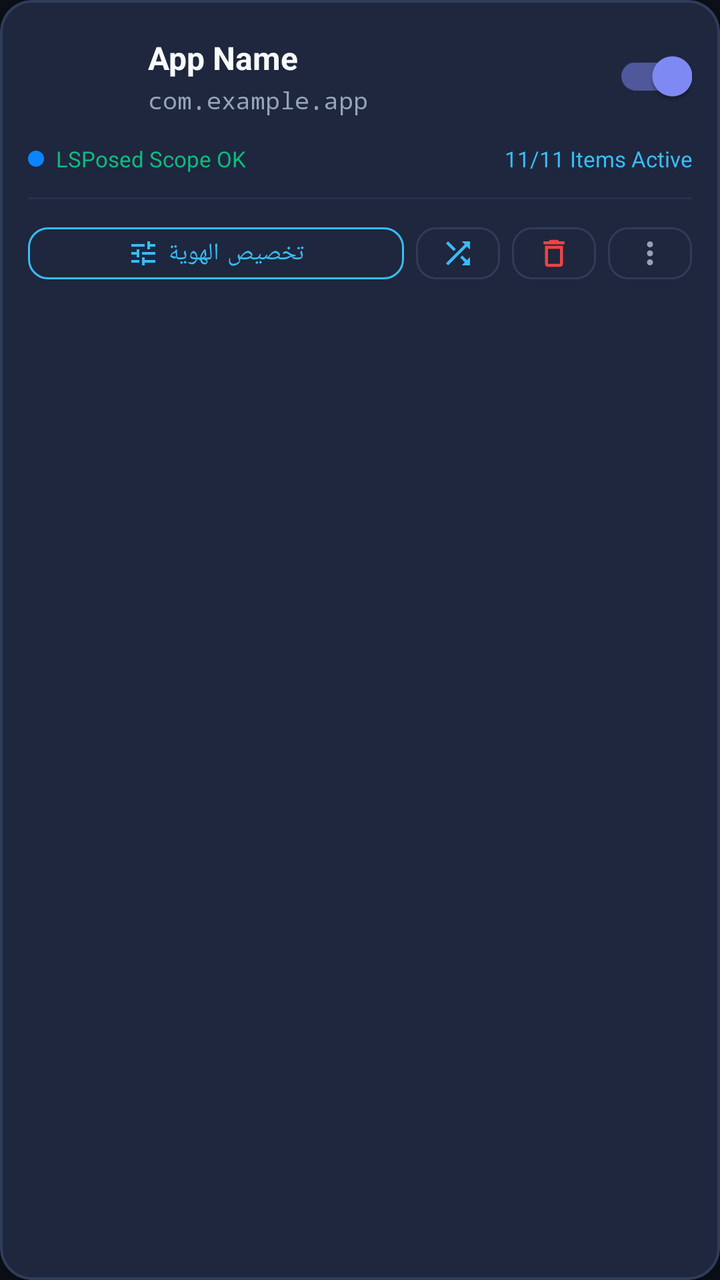
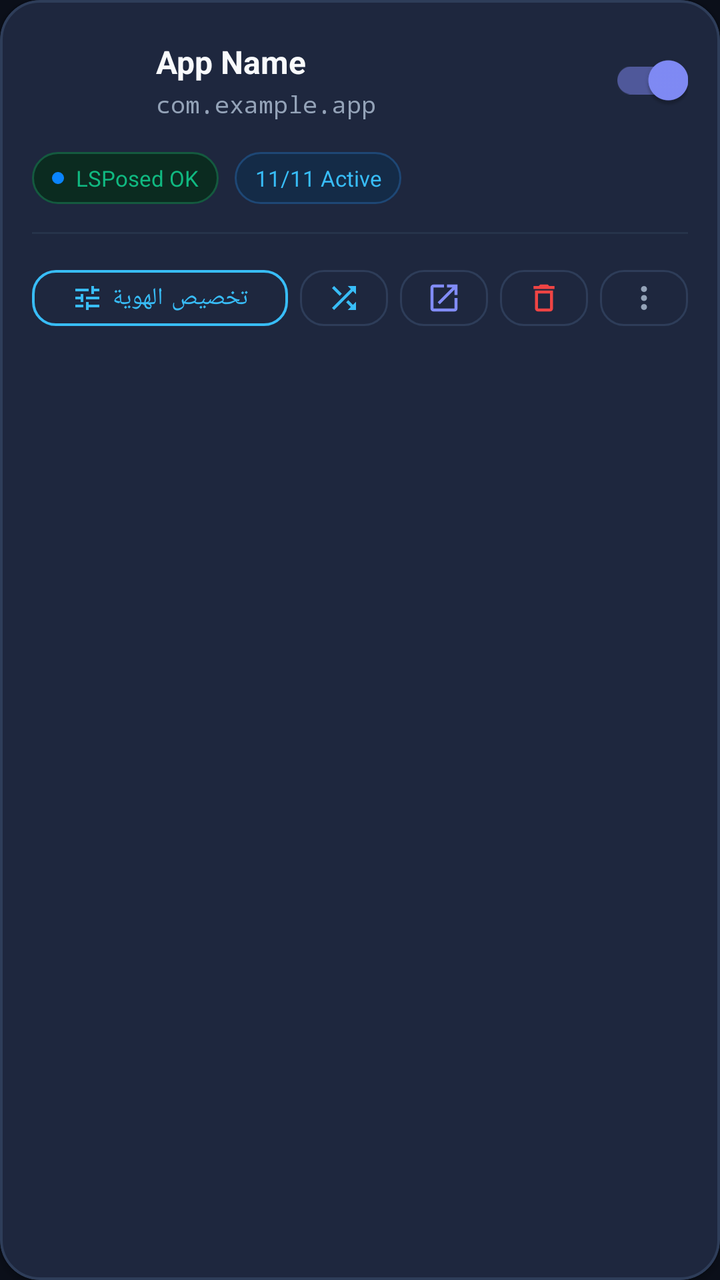

Compare the two renders of this Android layout. The source of the first and the diff that turns it into the second are given below.
<!-- AndroidManifest.xml: application theme Theme.DeviceResetSpoofer -->
<!-- res/layout/item_target_app.xml -->
<?xml version="1.0" encoding="utf-8"?>
<com.google.android.material.card.MaterialCardView
    xmlns:android="http://schemas.android.com/apk/res/android"
    xmlns:app="http://schemas.android.com/apk/res-auto"
    style="@style/Widget.DRS.Card"
    android:layout_width="match_parent"
    android:layout_height="wrap_content"
    android:layout_marginStart="14dp"
    android:layout_marginEnd="14dp"
    android:layout_marginTop="6dp"
    android:layout_marginBottom="6dp"
    app:cardElevation="3dp"
    app:strokeColor="@color/card_stroke"
    app:strokeWidth="1.2dp"
    app:cardCornerRadius="16dp">

    <LinearLayout
        android:layout_width="match_parent"
        android:layout_height="wrap_content"
        android:orientation="vertical"
        android:padding="14dp">

        
        <LinearLayout
            android:layout_width="match_parent"
            android:layout_height="wrap_content"
            android:orientation="horizontal"
            android:gravity="center_vertical">

            <ImageView
                android:id="@+id/iv_app_icon"
                android:layout_width="48dp"
                android:layout_height="48dp"
                android:scaleType="fitCenter"
                android:contentDescription="@string/app_name"
                android:layout_marginEnd="12dp"/>

            <LinearLayout
                android:layout_width="0dp"
                android:layout_height="wrap_content"
                android:layout_weight="1"
                android:orientation="vertical">

                <TextView
                    android:id="@+id/tv_app_name"
                    android:layout_width="match_parent"
                    android:layout_height="wrap_content"
                    android:textColor="@color/text_primary"
                    android:textSize="16sp"
                    android:textStyle="bold"
                    android:maxLines="1"
                    android:ellipsize="end"
                    android:text="App Name"/>

                <TextView
                    android:id="@+id/tv_app_package"
                    android:layout_width="match_parent"
                    android:layout_height="wrap_content"
                    android:textColor="@color/text_secondary"
                    android:textSize="12sp"
                    android:fontFamily="monospace"
                    android:maxLines="1"
                    android:ellipsize="end"
                    android:layout_marginTop="2dp"
                    android:text="com.example.app"/>
            </LinearLayout>

            <com.google.android.material.switchmaterial.SwitchMaterial
                android:id="@+id/switch_spoof_enable"
                android:layout_width="wrap_content"
                android:layout_height="wrap_content"
                android:checked="true"/>
        </LinearLayout>

        
        <LinearLayout
            android:id="@+id/layout_tags_row"
            android:layout_width="match_parent"
            android:layout_height="wrap_content"
            android:orientation="horizontal"
            android:gravity="center_vertical"
            android:layout_marginTop="10dp">

            
            <View
                android:id="@+id/view_scope_dot"
                android:layout_width="8dp"
                android:layout_height="8dp"
                android:background="@drawable/status_dot"
                android:layout_marginEnd="6dp"/>

            <TextView
                android:id="@+id/tv_scope_status"
                android:layout_width="wrap_content"
                android:layout_height="wrap_content"
                android:textColor="@color/accent_green"
                android:textSize="11sp"
                android:text="LSPosed Scope OK"
                android:layout_marginEnd="8dp"/>

            
            <TextView
                android:id="@+id/tv_active_items_summary"
                android:layout_width="0dp"
                android:layout_height="wrap_content"
                android:layout_weight="1"
                android:textColor="@color/primary"
                android:textSize="11sp"
                android:singleLine="true"
                android:ellipsize="end"
                android:gravity="end"
                android:text="11/11 Items Active"/>
        </LinearLayout>

        
        <View
            android:layout_width="match_parent"
            android:layout_height="1dp"
            android:background="@color/divider"
            android:layout_marginTop="12dp"
            android:layout_marginBottom="8dp"/>

        
        <LinearLayout
            android:layout_width="match_parent"
            android:layout_height="wrap_content"
            android:orientation="horizontal"
            android:gravity="center_vertical">

            <com.google.android.material.button.MaterialButton
                android:id="@+id/btn_customize_items"
                style="@style/Widget.MaterialComponents.Button.OutlinedButton"
                android:layout_width="0dp"
                android:layout_height="38dp"
                android:layout_weight="1"
                android:text="@string/customize_spoof"
                android:textSize="12sp"
                android:textColor="@color/primary"
                app:icon="@drawable/ic_tune"
                app:iconTint="@color/primary"
                app:iconSize="16dp"
                app:iconGravity="textStart"
                app:strokeColor="@color/primary"
                app:strokeWidth="1dp"
                app:cornerRadius="10dp"
                android:paddingLeft="8dp"
                android:paddingRight="8dp"
                android:layout_marginEnd="6dp"/>

            <com.google.android.material.button.MaterialButton
                android:id="@+id/btn_quick_random"
                style="@style/Widget.MaterialComponents.Button.OutlinedButton"
                android:layout_width="42dp"
                android:layout_height="38dp"
                app:icon="@drawable/ic_shuffle"
                app:iconTint="@color/primary"
                app:iconSize="18dp"
                app:iconGravity="textStart"
                app:iconPadding="0dp"
                android:padding="0dp"
                app:strokeColor="@color/card_stroke"
                app:strokeWidth="1dp"
                app:cornerRadius="10dp"
                android:contentDescription="@string/randomize_selected"
                android:layout_marginEnd="6dp"/>

            <com.google.android.material.button.MaterialButton
                android:id="@+id/btn_delete_app"
                style="@style/Widget.MaterialComponents.Button.OutlinedButton"
                android:layout_width="42dp"
                android:layout_height="38dp"
                app:icon="@drawable/ic_delete"
                app:iconTint="@color/accent_red"
                app:iconSize="18dp"
                app:iconGravity="textStart"
                app:iconPadding="0dp"
                android:padding="0dp"
                app:strokeColor="@color/card_stroke"
                app:strokeWidth="1dp"
                app:cornerRadius="10dp"
                android:contentDescription="@string/remove_target"
                android:layout_marginEnd="6dp"/>

            <com.google.android.material.button.MaterialButton
                android:id="@+id/btn_more_menu"
                style="@style/Widget.MaterialComponents.Button.OutlinedButton"
                android:layout_width="42dp"
                android:layout_height="38dp"
                app:icon="@drawable/ic_more"
                app:iconTint="@color/text_secondary"
                app:iconSize="18dp"
                app:iconGravity="textStart"
                app:iconPadding="0dp"
                android:padding="0dp"
                app:strokeColor="@color/card_stroke"
                app:strokeWidth="1dp"
                app:cornerRadius="10dp"
                android:contentDescription="Options"/>
        </LinearLayout>

    </LinearLayout>
</com.google.android.material.card.MaterialCardView>
<!-- resources referenced by this layout -->
<resources>
  <color name="accent_green">#10B981</color>
  <color name="accent_red">#EF4444</color>
  <color name="card_stroke">#2E3D59</color>
  <color name="divider">#26334A</color>
  <color name="primary">#38BDF8</color>
  <color name="text_primary">#F8FAFC</color>
  <color name="text_secondary">#94A3B8</color>
  <!-- drawable ic_delete (drawable) -->
  <vector xmlns:android="http://schemas.android.com/apk/res/android"
      android:width="24dp"
      android:height="24dp"
      android:viewportWidth="24"
      android:viewportHeight="24">
      <path
          android:fillColor="#FFFFFFFF"
          android:pathData="M16,9v10H8V9h8m-1.5,-6h-5l-1,1H5v2h14V4h-3.5l-1,-1zM18,7H6v12c0,1.1 0.9,2 2,2h8c1.1,0 2,-0.9 2,-2V7z"/>
  </vector>
  <!-- drawable ic_more (drawable) -->
  <vector xmlns:android="http://schemas.android.com/apk/res/android"
      android:width="24dp"
      android:height="24dp"
      android:viewportWidth="24"
      android:viewportHeight="24">
    <path
        android:fillColor="#FFFFFFFF"
        android:pathData="M12,8c1.1,0 2,-0.9 2,-2s-0.9,-2 -2,-2 -2,0.9 -2,2 0.9,2 2,2zM12,10c-1.1,0 -2,0.9 -2,2s0.9,2 2,2 2,-0.9 2,-2 -0.9,-2 -2,-2zM12,16c-1.1,0 -2,0.9 -2,2s0.9,2 2,2 2,-0.9 2,-2 -0.9,-2 -2,-2z"/>
  </vector>
  <!-- drawable ic_tune (drawable) -->
  <vector xmlns:android="http://schemas.android.com/apk/res/android"
      android:width="24dp"
      android:height="24dp"
      android:viewportWidth="24"
      android:viewportHeight="24">
      <path
          android:fillColor="#FFFFFFFF"
          android:pathData="M3,17v2h6v-2H3zM3,5v2h10V5H3zm10,16v-2h8v-2h-8v-2h-2v6h2zM7,9v2H3v2h4v2h2V9H7zm14,4v-2H11v2h10zm-6,-4h2V7h4V5h-4V3h-2v6z"/>
  </vector>
  <!-- drawable status_dot (drawable) -->
  <?xml version="1.0" encoding="utf-8"?>
  <shape xmlns:android="http://schemas.android.com/apk/res/android"
      android:shape="oval">
      <solid android:color="#FF0A84FF"/>
  </shape>
  <string name="app_name">DeviceReset Spoofer</string>
  <string name="customize_spoof">تخصيص الهوية</string>
  <string name="randomize_selected">توليد المحدد</string>
  <string name="remove_target">إزالة</string>
  <style name="Widget.DRS.Card" parent="Widget.MaterialComponents.CardView">
          <item name="cardBackgroundColor">@color/surface_card</item>
          <item name="cardCornerRadius">16dp</item>
          <item name="cardElevation">2dp</item>
          <item name="strokeColor">@color/card_stroke</item>
          <item name="strokeWidth">1dp</item>
      </style>
  <color name="surface_card">#1E273E</color>
  <color name="primary_dark">#0284C7</color>
  <color name="background">#0B0F19</color>
  <color name="secondary">#818CF8</color>
  <color name="secondary_container">#312E81</color>
  <color name="white">#FFFFFF</color>
  <color name="surface">#151C2C</color>
  <!-- unchanged entries left out for length: 2 -->
</resources>

<!-- the commit's change to res/layout/item_target_app.xml (unified diff, before → after) -->
@@ -2,23 +2,26 @@
 <com.google.android.material.card.MaterialCardView
     xmlns:android="http://schemas.android.com/apk/res/android"
     xmlns:app="http://schemas.android.com/apk/res-auto"
-    style="@style/Widget.DRS.Card"
     android:layout_width="match_parent"
     android:layout_height="wrap_content"
     android:layout_marginStart="14dp"
     android:layout_marginEnd="14dp"
     android:layout_marginTop="6dp"
-    android:layout_marginBottom="6dp"
-    app:cardElevation="3dp"
+    android:layout_marginBottom="8dp"
+    android:clickable="true"
+    android:focusable="true"
+    android:foreground="?android:attr/selectableItemBackground"
+    app:cardBackgroundColor="@color/surface_card"
+    app:cardCornerRadius="20dp"
+    app:cardElevation="2dp"
     app:strokeColor="@color/card_stroke"
-    app:strokeWidth="1.2dp"
-    app:cardCornerRadius="16dp">
+    app:strokeWidth="1.2dp">
 
     <LinearLayout
         android:layout_width="match_parent"
         android:layout_height="wrap_content"
         android:orientation="vertical"
-        android:padding="14dp">
+        android:padding="16dp">
 
         
         <LinearLayout
@@ -33,7 +36,7 @@
                 android:layout_height="48dp"
                 android:scaleType="fitCenter"
                 android:contentDescription="@string/app_name"
-                android:layout_marginEnd="12dp"/>
+                android:layout_marginEnd="14dp"/>
 
             <LinearLayout
                 android:layout_width="0dp"
@@ -79,37 +82,49 @@
             android:layout_height="wrap_content"
             android:orientation="horizontal"
             android:gravity="center_vertical"
-            android:layout_marginTop="10dp">
-
-            
-            <View
-                android:id="@+id/view_scope_dot"
-                android:layout_width="8dp"
-                android:layout_height="8dp"
-                android:background="@drawable/status_dot"
-                android:layout_marginEnd="6dp"/>
-
-            <TextView
-                android:id="@+id/tv_scope_status"
+            android:layout_marginTop="12dp">
+
+            
+            <LinearLayout
+                android:id="@+id/container_scope_badge"
                 android:layout_width="wrap_content"
-                android:layout_height="wrap_content"
-                android:textColor="@color/accent_green"
-                android:textSize="11sp"
-                android:text="LSPosed Scope OK"
-                android:layout_marginEnd="8dp"/>
+                android:layout_height="26dp"
+                android:background="@drawable/bg_badge_pill_green"
+                android:orientation="horizontal"
+                android:gravity="center_vertical"
+                android:paddingStart="10dp"
+                android:paddingEnd="10dp"
+                android:layout_marginEnd="8dp">
+
+                <View
+                    android:id="@+id/view_scope_dot"
+                    android:layout_width="6dp"
+                    android:layout_height="6dp"
+                    android:background="@drawable/status_dot"
+                    android:layout_marginEnd="6dp"/>
+
+                <TextView
+                    android:id="@+id/tv_scope_status"
+                    android:layout_width="wrap_content"
+                    android:layout_height="wrap_content"
+                    android:textColor="@color/accent_green"
+                    android:textSize="11sp"
+                    android:text="LSPosed OK"/>
+            </LinearLayout>
 
             
             <TextView
                 android:id="@+id/tv_active_items_summary"
-                android:layout_width="0dp"
-                android:layout_height="wrap_content"
-                android:layout_weight="1"
+                android:layout_width="wrap_content"
+                android:layout_height="26dp"
+                android:background="@drawable/bg_badge_pill"
+                android:gravity="center"
+                android:paddingStart="10dp"
+                android:paddingEnd="10dp"
                 android:textColor="@color/primary"
                 android:textSize="11sp"
                 android:singleLine="true"
-                android:ellipsize="end"
-                android:gravity="end"
-                android:text="11/11 Items Active"/>
+                android:text="11/11 Active"/>
         </LinearLayout>
 
         
@@ -117,8 +132,8 @@
             android:layout_width="match_parent"
             android:layout_height="1dp"
             android:background="@color/divider"
-            android:layout_marginTop="12dp"
-            android:layout_marginBottom="8dp"/>
+            android:layout_marginTop="14dp"
+            android:layout_marginBottom="12dp"/>
 
         
         <LinearLayout
@@ -127,11 +142,12 @@
             android:orientation="horizontal"
             android:gravity="center_vertical">
 
+            
             <com.google.android.material.button.MaterialButton
                 android:id="@+id/btn_customize_items"
                 style="@style/Widget.MaterialComponents.Button.OutlinedButton"
                 android:layout_width="0dp"
-                android:layout_height="38dp"
+                android:layout_height="40dp"
                 android:layout_weight="1"
                 android:text="@string/customize_spoof"
                 android:textSize="12sp"
@@ -141,17 +157,18 @@
                 app:iconSize="16dp"
                 app:iconGravity="textStart"
                 app:strokeColor="@color/primary"
-                app:strokeWidth="1dp"
-                app:cornerRadius="10dp"
-                android:paddingLeft="8dp"
-                android:paddingRight="8dp"
-                android:layout_marginEnd="6dp"/>
-
+                app:strokeWidth="1.2dp"
+                app:cornerRadius="12dp"
+                android:paddingLeft="6dp"
+                android:paddingRight="6dp"
+                android:layout_marginEnd="6dp"/>
+
+            
             <com.google.android.material.button.MaterialButton
                 android:id="@+id/btn_quick_random"
                 style="@style/Widget.MaterialComponents.Button.OutlinedButton"
-                android:layout_width="42dp"
-                android:layout_height="38dp"
+                android:layout_width="44dp"
+                android:layout_height="40dp"
                 app:icon="@drawable/ic_shuffle"
                 app:iconTint="@color/primary"
                 app:iconSize="18dp"
@@ -160,15 +177,34 @@
                 android:padding="0dp"
                 app:strokeColor="@color/card_stroke"
                 app:strokeWidth="1dp"
-                app:cornerRadius="10dp"
+                app:cornerRadius="12dp"
                 android:contentDescription="@string/randomize_selected"
                 android:layout_marginEnd="6dp"/>
 
+            
+            <com.google.android.material.button.MaterialButton
+                android:id="@+id/btn_launch_app"
+                style="@style/Widget.MaterialComponents.Button.OutlinedButton"
+                android:layout_width="44dp"
+                android:layout_height="40dp"
+                app:icon="@drawable/ic_launch"
+                app:iconTint="@color/secondary"
+                app:iconSize="18dp"
+                app:iconGravity="textStart"
+                app:iconPadding="0dp"
+                android:padding="0dp"
+                app:strokeColor="@color/card_stroke"
+                app:strokeWidth="1dp"
+                app:cornerRadius="12dp"
+                android:contentDescription="@string/launch_app"
+                android:layout_marginEnd="6dp"/>
+
+            
             <com.google.android.material.button.MaterialButton
                 android:id="@+id/btn_delete_app"
                 style="@style/Widget.MaterialComponents.Button.OutlinedButton"
-                android:layout_width="42dp"
-                android:layout_height="38dp"
+                android:layout_width="44dp"
+                android:layout_height="40dp"
                 app:icon="@drawable/ic_delete"
                 app:iconTint="@color/accent_red"
                 app:iconSize="18dp"
@@ -177,15 +213,16 @@
                 android:padding="0dp"
                 app:strokeColor="@color/card_stroke"
                 app:strokeWidth="1dp"
-                app:cornerRadius="10dp"
+                app:cornerRadius="12dp"
                 android:contentDescription="@string/remove_target"
                 android:layout_marginEnd="6dp"/>
 
+            
             <com.google.android.material.button.MaterialButton
                 android:id="@+id/btn_more_menu"
                 style="@style/Widget.MaterialComponents.Button.OutlinedButton"
-                android:layout_width="42dp"
-                android:layout_height="38dp"
+                android:layout_width="44dp"
+                android:layout_height="40dp"
                 app:icon="@drawable/ic_more"
                 app:iconTint="@color/text_secondary"
                 app:iconSize="18dp"
@@ -194,7 +231,7 @@
                 android:padding="0dp"
                 app:strokeColor="@color/card_stroke"
                 app:strokeWidth="1dp"
-                app:cornerRadius="10dp"
+                app:cornerRadius="12dp"
                 android:contentDescription="Options"/>
         </LinearLayout>
 
<!-- resource entries referenced after the edit -->
@@ -7,6 +7,26 @@
   <color name="primary">#38BDF8</color>
   <color name="text_primary">#F8FAFC</color>
   <color name="text_secondary">#94A3B8</color>
+  <!-- drawable bg_badge_pill (drawable) -->
+  <?xml version="1.0" encoding="utf-8"?>
+  <shape xmlns:android="http://schemas.android.com/apk/res/android"
+      android:shape="rectangle">
+      <solid android:color="#142B47"/>
+      <corners android:radius="16dp"/>
+      <stroke
+          android:width="1dp"
+          android:color="#1E4775"/>
+  </shape>
+  <!-- drawable bg_badge_pill_green (drawable) -->
+  <?xml version="1.0" encoding="utf-8"?>
+  <shape xmlns:android="http://schemas.android.com/apk/res/android"
+      android:shape="rectangle">
+      <solid android:color="#0B2B20"/>
+      <corners android:radius="16dp"/>
+      <stroke
+          android:width="1dp"
+          android:color="#145A3F"/>
+  </shape>
   <!-- drawable ic_delete (drawable) -->
   <vector xmlns:android="http://schemas.android.com/apk/res/android"
       android:width="24dp"
@@ -16,6 +36,16 @@
       <path
           android:fillColor="#FFFFFFFF"
           android:pathData="M16,9v10H8V9h8m-1.5,-6h-5l-1,1H5v2h14V4h-3.5l-1,-1zM18,7H6v12c0,1.1 0.9,2 2,2h8c1.1,0 2,-0.9 2,-2V7z"/>
+  </vector>
+  <!-- drawable ic_launch (drawable) -->
+  <vector xmlns:android="http://schemas.android.com/apk/res/android"
+      android:width="24dp"
+      android:height="24dp"
+      android:viewportWidth="24"
+      android:viewportHeight="24">
+      <path
+          android:fillColor="#FFFFFFFF"
+          android:pathData="M19,19H5V5h7V3H5c-1.11,0 -2,0.9 -2,2v14c0,1.1 0.89,2 2,2h14c1.1,0 2,-0.9 2,-2v-7h-2v7zM14,3v2h3.59l-9.83,9.83 1.41,1.41L19,6.41V10h2V3h-7z"/>
   </vector>
   <!-- drawable ic_more (drawable) -->
   <vector xmlns:android="http://schemas.android.com/apk/res/android"
@@ -45,15 +75,9 @@
   </shape>
   <string name="app_name">DeviceReset Spoofer</string>
   <string name="customize_spoof">تخصيص الهوية</string>
+  <string name="launch_app">تشغيل</string>
   <string name="randomize_selected">توليد المحدد</string>
   <string name="remove_target">إزالة</string>
-  <style name="Widget.DRS.Card" parent="Widget.MaterialComponents.CardView">
-          <item name="cardBackgroundColor">@color/surface_card</item>
-          <item name="cardCornerRadius">16dp</item>
-          <item name="cardElevation">2dp</item>
-          <item name="strokeColor">@color/card_stroke</item>
-          <item name="strokeWidth">1dp</item>
-      </style>
   <color name="surface_card">#1E273E</color>
   <color name="primary_dark">#0284C7</color>
   <color name="background">#0B0F19</color>
